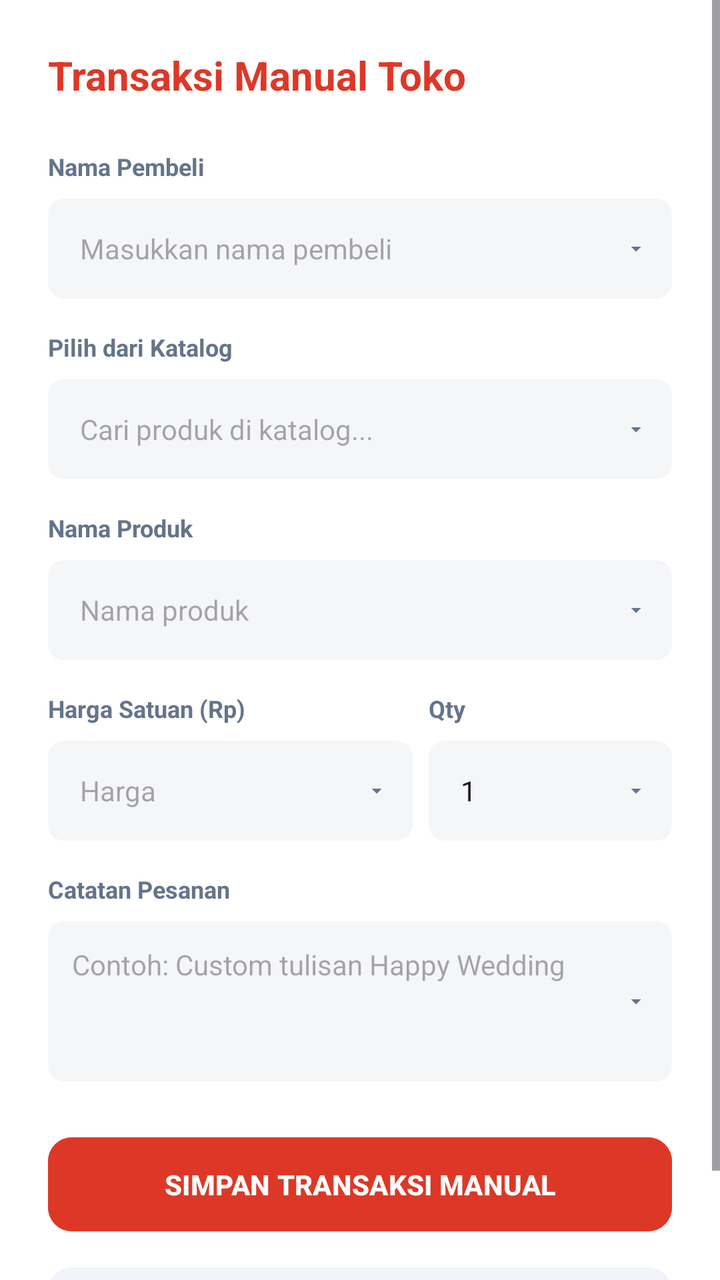
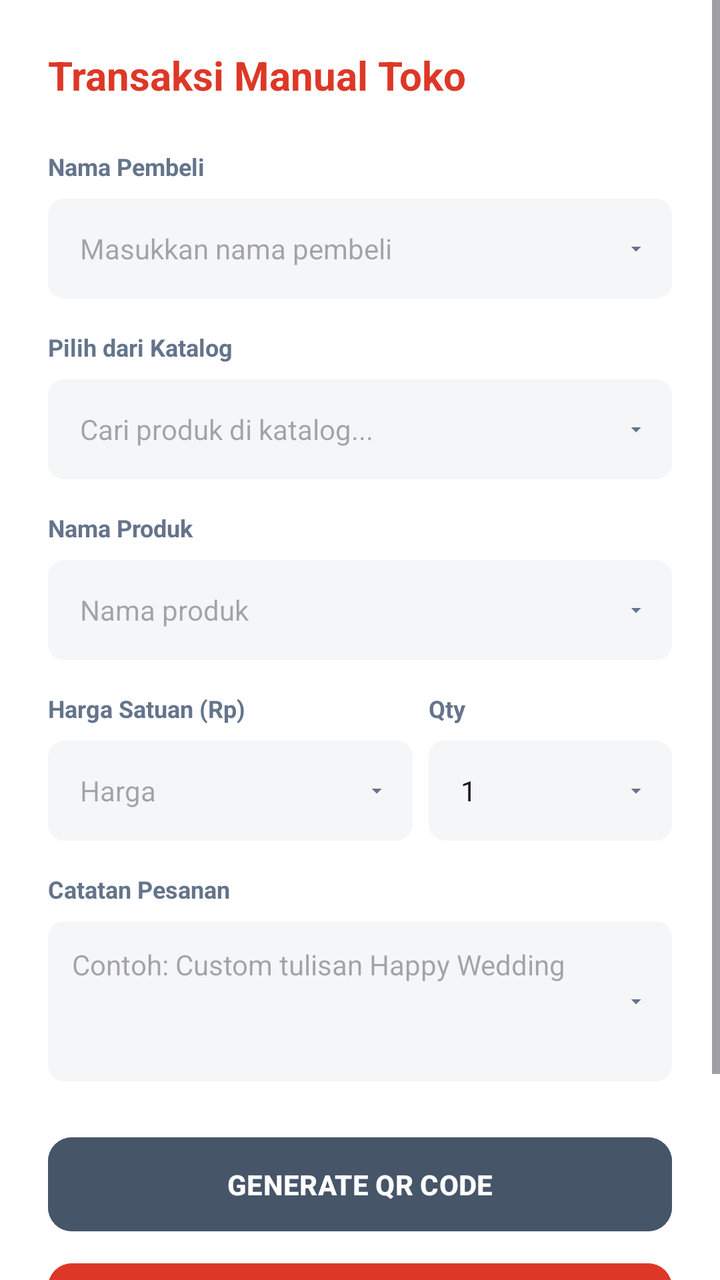

Two renders of the same Android screen: before a commit and after it. Below are the layout's source before the change and the commit's diff.
<!-- AndroidManifest.xml: application theme Theme.SmolieGiftMobile -->
<!-- res/layout/dialog_input_manual.xml -->
<?xml version="1.0" encoding="utf-8"?>
<ScrollView xmlns:android="http://schemas.android.com/apk/res/android"
    xmlns:app="http://schemas.android.com/apk/res-auto"
    android:layout_width="match_parent"
    android:layout_height="wrap_content">

    <LinearLayout
        android:layout_width="match_parent"
        android:layout_height="wrap_content"
        android:orientation="vertical"
        android:padding="24dp"
        android:background="#FFFFFF">

        <TextView
            android:layout_width="wrap_content"
            android:layout_height="wrap_content"
            android:text="Transaksi Manual Toko"
            android:textSize="20sp"
            android:textStyle="bold"
            android:textColor="#DD3827"
            android:layout_marginBottom="24dp"/>

        <TextView
            android:layout_width="wrap_content"
            android:layout_height="wrap_content"
            android:text="Nama Pembeli"
            android:textSize="12sp"
            android:textStyle="bold"
            android:textColor="#64748B"
            android:layout_marginBottom="8dp"/>
        <EditText
            android:id="@+id/etManualNamaPembeli"
            android:layout_width="match_parent"
            android:layout_height="50dp"
            android:hint="Masukkan nama pembeli"
            android:background="@drawable/bg_spinner"
            android:paddingStart="16dp"
            android:paddingEnd="16dp"
            android:textSize="14sp"
            android:layout_marginBottom="16dp"
            android:inputType="textPersonName"/>

        <TextView
            android:layout_width="wrap_content"
            android:layout_height="wrap_content"
            android:text="Pilih dari Katalog"
            android:textSize="12sp"
            android:textStyle="bold"
            android:textColor="#64748B"
            android:layout_marginBottom="8dp"/>
        <AutoCompleteTextView
            android:id="@+id/actvManualProduk"
            android:layout_width="match_parent"
            android:layout_height="50dp"
            android:hint="Cari produk di katalog..."
            android:background="@drawable/bg_spinner"
            android:paddingStart="16dp"
            android:paddingEnd="16dp"
            android:textSize="14sp"
            android:completionThreshold="1"
            android:layout_marginBottom="16dp"/>

        <TextView
            android:layout_width="wrap_content"
            android:layout_height="wrap_content"
            android:text="Nama Produk"
            android:textSize="12sp"
            android:textStyle="bold"
            android:textColor="#64748B"
            android:layout_marginBottom="8dp"/>
        <EditText
            android:id="@+id/etManualNamaProduk"
            android:layout_width="match_parent"
            android:layout_height="50dp"
            android:hint="Nama produk"
            android:background="@drawable/bg_spinner"
            android:paddingStart="16dp"
            android:paddingEnd="16dp"
            android:textSize="14sp"
            android:layout_marginBottom="16dp"/>

        <LinearLayout
            android:layout_width="match_parent"
            android:layout_height="wrap_content"
            android:orientation="horizontal"
            android:baselineAligned="false">

            <LinearLayout
                android:layout_width="0dp"
                android:layout_height="wrap_content"
                android:layout_weight="1.5"
                android:orientation="vertical"
                android:layout_marginEnd="8dp">
                <TextView
                    android:layout_width="wrap_content"
                    android:layout_height="wrap_content"
                    android:text="Harga Satuan (Rp)"
                    android:textSize="12sp"
                    android:textStyle="bold"
                    android:textColor="#64748B"
                    android:layout_marginBottom="8dp"/>
                <EditText
                    android:id="@+id/etManualHarga"
                    android:layout_width="match_parent"
                    android:layout_height="50dp"
                    android:hint="Harga"
                    android:background="@drawable/bg_spinner"
                    android:paddingStart="16dp"
                    android:paddingEnd="16dp"
                    android:textSize="14sp"
                    android:inputType="number"/>
            </LinearLayout>

            <LinearLayout
                android:layout_width="0dp"
                android:layout_height="wrap_content"
                android:layout_weight="1"
                android:orientation="vertical">
                <TextView
                    android:layout_width="wrap_content"
                    android:layout_height="wrap_content"
                    android:text="Qty"
                    android:textSize="12sp"
                    android:textStyle="bold"
                    android:textColor="#64748B"
                    android:layout_marginBottom="8dp"/>
                <EditText
                    android:id="@+id/etManualQty"
                    android:layout_width="match_parent"
                    android:layout_height="50dp"
                    android:hint="Jml"
                    android:background="@drawable/bg_spinner"
                    android:paddingStart="16dp"
                    android:paddingEnd="16dp"
                    android:textSize="14sp"
                    android:inputType="number"
                    android:text="1"/>
            </LinearLayout>
        </LinearLayout>

        <TextView
            android:layout_width="wrap_content"
            android:layout_height="wrap_content"
            android:text="Catatan Pesanan"
            android:textSize="12sp"
            android:textStyle="bold"
            android:textColor="#64748B"
            android:layout_marginTop="16dp"
            android:layout_marginBottom="8dp"/>
        <EditText
            android:id="@+id/etManualCatatan"
            android:layout_width="match_parent"
            android:layout_height="80dp"
            android:hint="Contoh: Custom tulisan Happy Wedding"
            android:background="@drawable/bg_spinner"
            android:padding="12dp"
            android:textSize="14sp"
            android:gravity="top"
            android:layout_marginBottom="24dp"
            android:inputType="textMultiLine"/>

        <Button
            android:id="@+id/btnSimpanTransaksiManual"
            android:layout_width="match_parent"
            android:layout_height="55dp"
            android:text="SIMPAN TRANSAKSI MANUAL"
            android:backgroundTint="#DD3827"
            android:textColor="#FFFFFF"
            android:textStyle="bold"
            app:cornerRadius="12dp"
            android:elevation="4dp"/>

        <Button
            android:id="@+id/btnManualBatal"
            android:layout_width="match_parent"
            android:layout_height="wrap_content"
            android:text="BATAL"
            android:backgroundTint="#F1F5F9"
            android:textColor="#475569"
            android:layout_marginTop="8dp"
            app:cornerRadius="12dp"
            style="@style/Widget.MaterialComponents.Button.TextButton"/>

    </LinearLayout>
</ScrollView>
<!-- resources referenced by this layout -->
<resources>
  <!-- drawable bg_spinner (drawable) -->
  <?xml version="1.0" encoding="utf-8"?>
  <selector xmlns:android="http://schemas.android.com/apk/res/android">
      <item>
          <layer-list>
              <item>
                  <shape>
                      <solid android:color="#F5F6F8" />
                      <corners android:radius="8dp" />
                  </shape>
              </item>
              <item android:gravity="end|center_vertical" android:right="12dp">
                  <vector android:width="12dp" android:height="12dp" android:viewportWidth="24" android:viewportHeight="24">
                      <path android:fillColor="#64748B" android:pathData="M7,10l5,5 5,-5z"/>
                  </vector>
              </item>
          </layer-list>
      </item>
  </selector>
  <style name="Theme.SmolieGiftMobile" parent="Base.Theme.SmolieGiftMobile" />
  <style name="Base.Theme.SmolieGiftMobile" parent="Theme.Material3.DayNight.NoActionBar">
          
          <item name="colorPrimary">#DD3827</item>
          <item name="colorOnPrimary">#FFFFFF</item>
      </style>
</resources>

<!-- the commit's change to res/layout/dialog_input_manual.xml (unified diff, before → after) -->
@@ -160,6 +160,27 @@
             android:inputType="textMultiLine"/>
 
         <Button
+            android:id="@+id/btnGenerateQR"
+            android:layout_width="match_parent"
+            android:layout_height="55dp"
+            android:text="GENERATE QR CODE"
+            android:backgroundTint="#475569"
+            android:textColor="#FFFFFF"
+            android:textStyle="bold"
+            app:cornerRadius="12dp"
+            android:layout_marginBottom="8dp"
+            android:elevation="4dp"/>
+
+        <ImageView
+            android:id="@+id/ivManualQR"
+            android:layout_width="200dp"
+            android:layout_height="200dp"
+            android:layout_gravity="center"
+            android:layout_marginBottom="16dp"
+            android:visibility="gone"
+            android:contentDescription="QR Code Transaksi"/>
+
+        <Button
             android:id="@+id/btnSimpanTransaksiManual"
             android:layout_width="match_parent"
             android:layout_height="55dp"
